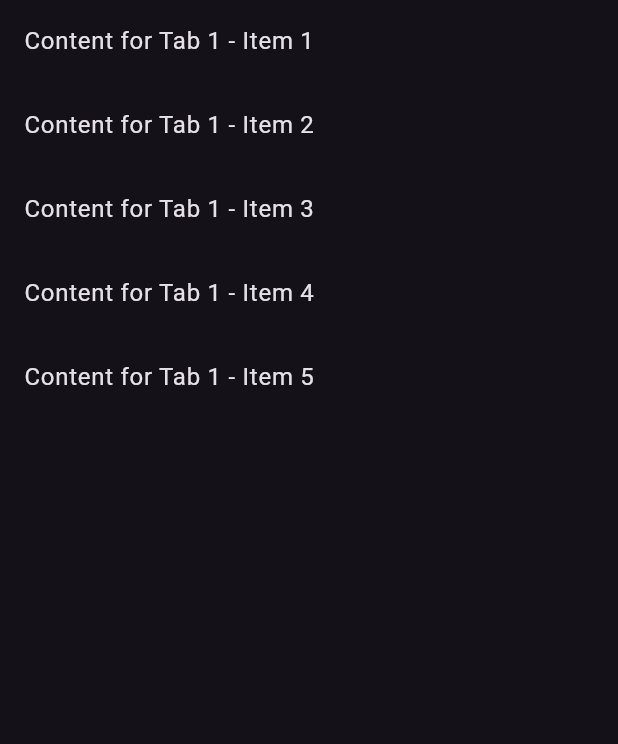
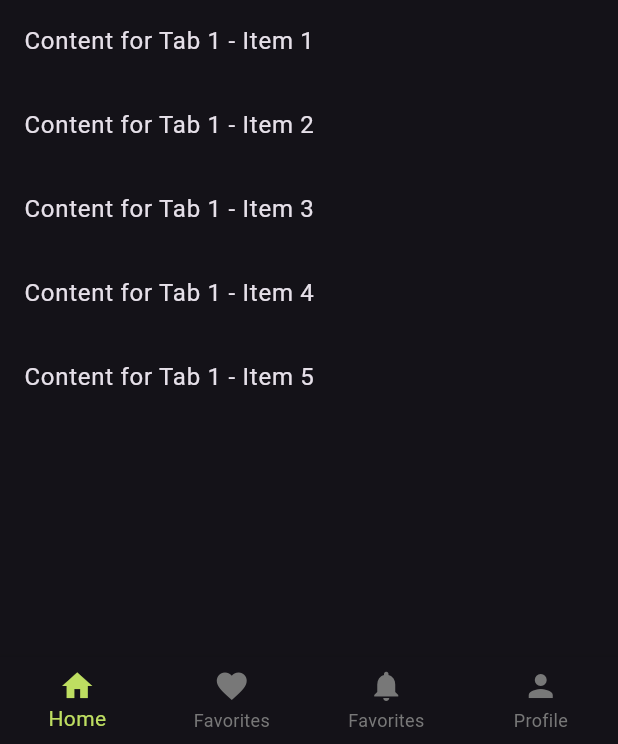
Before and after one commit to AmrElzohairy/animals_app, a Flutter app: the HomeView screen opened directly, on a phone screen of 412 x 824 dp, the part 492-1236 px from its top. Run offline on Flutter 3.47's test engine with Material 3 defaults, Android fonts, the light colour scheme and no system bars; drawn by our look-alikes of carousel_slider, dots_indicator; network calls fail; Roboto replaces fonts that are missing (Nunito Sans).

Commit message:
add bottom nav bar

```diff
--- a/lib/features/home/presentation/ui/widgets/home_view.dart
+++ b/lib/features/home/presentation/ui/widgets/home_view.dart
@@ -67,6 +67,28 @@ class _HomeViewState extends State<HomeView> with TickerProviderStateMixin {
           ],
         ),
       ),
+
+      bottomNavigationBar: BottomNavigationBar(
+        unselectedItemColor: Color(0XFF787878),
+        items: const [
+          BottomNavigationBarItem(icon: Icon(Icons.home), label: 'Home'),
+          BottomNavigationBarItem(
+            icon: Icon(Icons.favorite),
+            label: 'Favorites',
+          ),
+          BottomNavigationBarItem(
+            icon: Icon(Icons.notifications),
+            label: 'Favorites',
+          ),
+          BottomNavigationBarItem(icon: Icon(Icons.person), label: 'Profile'),
+        ],
+        currentIndex: 0,
+        selectedItemColor: Color(0xffBEDE61),
+        type: BottomNavigationBarType.fixed,
+        onTap: (index) {
+          // Handle bottom navigation tap
+        },
+      ),
     );
   }
 
```
Also changed, not shown: assets/home_icon.png (added).
